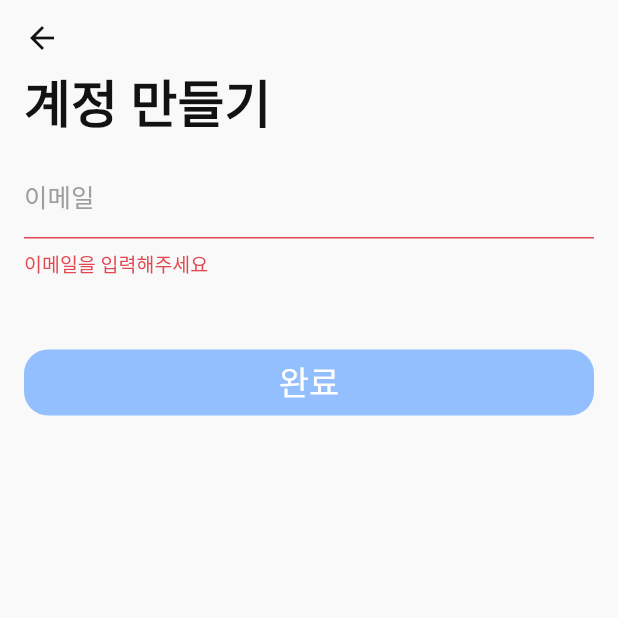
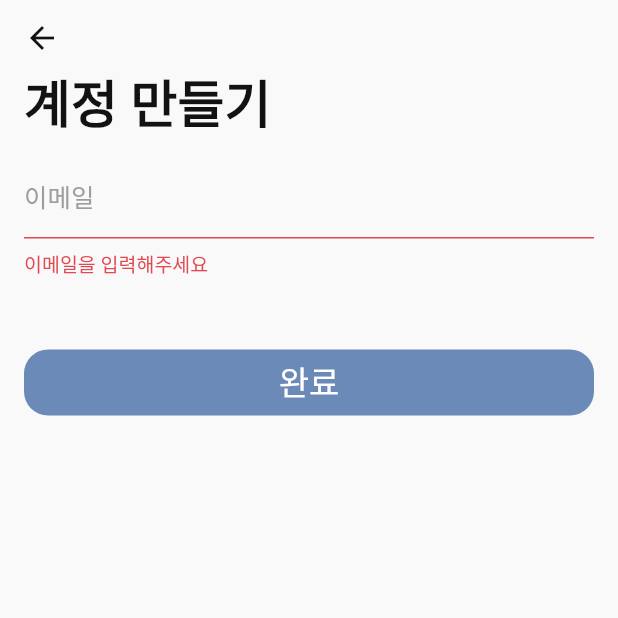
Before and after one commit to Tembird/tembird_app, a Flutter app: the screen it shows after launch, after a tap on "계정 만들기", on a phone screen of 412 x 824 dp, the top half of it. Run offline on Flutter 3.47's test engine with Material 2 defaults, Android fonts, the phone set to English and light mode, and no system bars; our stand-ins replace flutter_html, get, hive, hive_flutter; missing offline and left inert: flutter_config; accounts and stored records are empty.

Commit message:
[Design] Change PRIMARY_SKY to PRIMART_BLUE

```diff
--- a/lib/constant/StyledFont.dart
+++ b/lib/constant/StyledFont.dart
@@ -8,7 +8,7 @@ class StyledFont {
   static const TextStyle TITLE_2 = TextStyle(fontWeight: FontWeight.w400, fontSize: 22, height: 28 / 22, color: StyledPalette.BLACK);
   static const TextStyle TITLE_2_GRAY = TextStyle(fontWeight: FontWeight.w400, fontSize: 22, height: 28 / 22, color: StyledPalette.GRAY);
   static const TextStyle TITLE_2_WHITE = TextStyle(fontWeight: FontWeight.w400, fontSize: 22, height: 28 / 22, color: StyledPalette.WHITE);
-  static const TextStyle TITLE_2_SKY = TextStyle(fontWeight: FontWeight.w400, fontSize: 22, height: 28 / 22, color: StyledPalette.PRIMARY_SKY_DARK);
+  static const TextStyle TITLE_2_SKY = TextStyle(fontWeight: FontWeight.w400, fontSize: 22, height: 28 / 22, color: StyledPalette.PRIMARY_BLUE);
   static const TextStyle TITLE_2_700 = TextStyle(fontWeight: FontWeight.w700, fontSize: 22, height: 28 / 22, color: StyledPalette.BLACK);
   static const TextStyle TITLE_3 = TextStyle(fontWeight: FontWeight.w400, fontSize: 20, height: 25 / 20, color: StyledPalette.BLACK);
   static const TextStyle HEADLINE = TextStyle(fontWeight: FontWeight.w700, fontSize: 17, height: 22 / 17, color: StyledPalette.BLACK);
@@ -27,7 +27,7 @@ class StyledFont {
   static const TextStyle CALLOUT_700_WHITE = TextStyle(fontWeight: FontWeight.w700, fontSize: 16, height: 21 / 16, color: StyledPalette.WHITE);
   static const TextStyle SUBHEAD = TextStyle(fontWeight: FontWeight.w400, fontSize: 15, height: 20 / 15, color: StyledPalette.BLACK);
   static const TextStyle FOOTNOTE = TextStyle(fontWeight: FontWeight.w400, fontSize: 13, height: 18 / 13, color: StyledPalette.BLACK);
-  static const TextStyle FOOTNOTE_SKY = TextStyle(fontWeight: FontWeight.w400, fontSize: 13, height: 18 / 13, color: StyledPalette.PRIMARY_SKY_DARK);
+  static const TextStyle FOOTNOTE_SKY = TextStyle(fontWeight: FontWeight.w400, fontSize: 13, height: 18 / 13, color: StyledPalette.PRIMARY_BLUE);
   static const TextStyle FOOTNOTE_NEGATIVE = TextStyle(fontWeight: FontWeight.w400, fontSize: 13, height: 18 / 13, color: StyledPalette.STATUS_NEGATIVE);
   static const TextStyle FOOTNOTE_GRAY = TextStyle(fontWeight: FontWeight.w400, fontSize: 13, height: 18 / 13, color: StyledPalette.GRAY);
   static const TextStyle CAPTION_1 = TextStyle(fontWeight: FontWeight.w400, fontSize: 12, height: 16 / 12, color: StyledPalette.BLACK);
--- a/lib/constant/StyledPalette.dart
+++ b/lib/constant/StyledPalette.dart
@@ -9,9 +9,7 @@ class StyledPalette {
   static const Color WHITE = Color.fromRGBO(255, 255, 255, 1);
   static const Color MINERAL = Color.fromRGBO(249, 249, 249, 1);
 
-  static const Color PRIMARY_SKY_DARK = Color.fromRGBO(148, 191, 255, 1);
-  static const Color PRIMARY_SKY_BRIGHT = Color.fromRGBO(176, 213, 255, 1);
-  static const Color PRIMARY_SKY_BACKGROUND = Color.fromRGBO(229, 240, 254, 1);
+  static const Color PRIMARY_BLUE = Color.fromRGBO(107, 138, 183, 1.0);
 
   static const Color ACCENT_YELLOW = Color.fromRGBO(246, 204, 124, 1);
   static const Color ACCENT_RED= Color.fromRGBO(238, 127, 121, 1);
--- a/lib/view/auth/login/LoginView.dart
+++ b/lib/view/auth/login/LoginView.dart
@@ -113,7 +113,7 @@ class SubmitButton extends GetView<LoginController> {
       child: Container(
         decoration: BoxDecoration(
           borderRadius: BorderRadius.circular(16),
-          color: StyledPalette.PRIMARY_SKY_DARK,
+          color: StyledPalette.PRIMARY_BLUE,
         ),
         padding: const EdgeInsets.symmetric(vertical: 8),
         width: double.infinity,
--- a/lib/view/auth/resetPassword/ResetPasswordView.dart
+++ b/lib/view/auth/resetPassword/ResetPasswordView.dart
@@ -58,7 +58,7 @@ class EmailForm extends GetView<ResetPasswordController> {
           borderRadius: BorderRadius.circular(16),
           child: Container(
             decoration: BoxDecoration(
-              border: Border.all(color: StyledPalette.PRIMARY_SKY_DARK, width: 1),
+              border: Border.all(color: StyledPalette.PRIMARY_BLUE, width: 1),
               borderRadius: BorderRadius.circular(16),
             ),
             padding: const EdgeInsets.symmetric(horizontal: 16, vertical: 8),
@@ -99,7 +99,7 @@ class VerificationCodeForm extends GetView<ResetPasswordController> {
             borderRadius: BorderRadius.circular(16),
             child: Container(
               decoration: BoxDecoration(
-                border: Border.all(color: StyledPalette.PRIMARY_SKY_DARK, width: 1),
+                border: Border.all(color: StyledPalette.PRIMARY_BLUE, width: 1),
                 borderRadius: BorderRadius.circular(16),
               ),
               padding: const EdgeInsets.symmetric(horizontal: 16, vertical: 8),
@@ -182,7 +182,7 @@ class SubmitButton extends GetView<ResetPasswordController> {
       child: Container(
         decoration: BoxDecoration(
           borderRadius: BorderRadius.circular(16),
-          color: StyledPalette.PRIMARY_SKY_DARK,
+          color: StyledPalette.PRIMARY_BLUE,
         ),
         padding: const EdgeInsets.symmetric(vertical: 8),
         width: double.infinity,
--- a/lib/view/auth/signup/SignupView.dart
+++ b/lib/view/auth/signup/SignupView.dart
@@ -58,7 +58,7 @@ class EmailForm extends GetView<SignupController> {
                 borderRadius: BorderRadius.circular(16),
                 child: Container(
                   decoration: BoxDecoration(
-                    border: Border.all(color: StyledPalette.PRIMARY_SKY_DARK, width: 1),
+                    border: Border.all(color: StyledPalette.PRIMARY_BLUE, width: 1),
                     borderRadius: BorderRadius.circular(16),
                   ),
                   padding: const EdgeInsets.symmetric(horizontal: 16, vertical: 8),
@@ -99,7 +99,7 @@ class VerificationCodeForm extends GetView<SignupController> {
                   borderRadius: BorderRadius.circular(16),
                   child: Container(
                     decoration: BoxDecoration(
-                      border: Border.all(color: StyledPalette.PRIMARY_SKY_DARK, width: 1),
+                      border: Border.all(color: StyledPalette.PRIMARY_BLUE, width: 1),
                       borderRadius: BorderRadius.circular(16),
                     ),
                     padding: const EdgeInsets.symmetric(horizontal: 16, vertical: 8),
@@ -182,7 +182,7 @@ class SubmitButton extends GetView<SignupController> {
       child: Container(
         decoration: BoxDecoration(
           borderRadius: BorderRadius.circular(16),
-          color: StyledPalette.PRIMARY_SKY_DARK,
+          color: StyledPalette.PRIMARY_BLUE,
         ),
         padding: const EdgeInsets.symmetric(vertical: 8),
         width: double.infinity,
--- a/lib/view/help/updateId/UpdateIdView.dart
+++ b/lib/view/help/updateId/UpdateIdView.dart
@@ -57,7 +57,7 @@ class SubmitButton extends GetView<UpdateIdController> {
       child: Container(
         decoration: BoxDecoration(
           borderRadius: BorderRadius.circular(16),
-          color: StyledPalette.PRIMARY_SKY_DARK,
+          color: StyledPalette.PRIMARY_BLUE,
         ),
         padding: const EdgeInsets.symmetric(vertical: 8),
         width: double.infinity,
--- a/lib/view/help/updatePassword/UpdatePasswordView.dart
+++ b/lib/view/help/updatePassword/UpdatePasswordView.dart
@@ -109,7 +109,7 @@ class SubmitButton extends GetView<UpdatePasswordController> {
       child: Container(
         decoration: BoxDecoration(
           borderRadius: BorderRadius.circular(16),
-          color: StyledPalette.PRIMARY_SKY_DARK,
+          color: StyledPalette.PRIMARY_BLUE,
         ),
         padding: const EdgeInsets.symmetric(vertical: 8),
         width: double.infinity,
--- a/lib/view/init/InitView.dart
+++ b/lib/view/init/InitView.dart
@@ -14,7 +14,7 @@ class InitView extends GetView<InitController> {
     return Obx(
       () => controller.onLoading.isTrue
           ? Scaffold(
-              backgroundColor: StyledPalette.PRIMARY_SKY_DARK,
+              backgroundColor: StyledPalette.PRIMARY_BLUE,
               body: Column(
                 mainAxisAlignment: MainAxisAlignment.center,
                 children: [
@@ -64,7 +64,7 @@ class LoginButton extends GetView<InitController> {
       child: Container(
         decoration: BoxDecoration(
           borderRadius: BorderRadius.circular(16),
-          color: StyledPalette.PRIMARY_SKY_DARK,
+          color: StyledPalette.PRIMARY_BLUE,
         ),
         padding: const EdgeInsets.symmetric(vertical: 8),
         width: double.infinity,
@@ -91,7 +91,7 @@ class SignUpButton extends GetView<InitController> {
         decoration: BoxDecoration(
           borderRadius: BorderRadius.circular(16),
           color: StyledPalette.MINERAL,
-          border: Border.all(color: StyledPalette.PRIMARY_SKY_DARK, width: 1),
+          border: Border.all(color: StyledPalette.PRIMARY_BLUE, width: 1),
         ),
         padding: const EdgeInsets.symmetric(vertical: 8),
         width: double.infinity,
```
